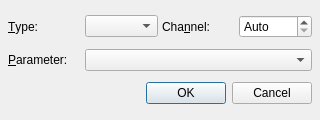
The window that src/synthv1widget_control.ui (rncbc/synthv1) describes before a commit, drawn with Qt 5.
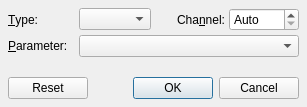
The same window after the commit. Icons and pictures are not drawn.

The edit to the form file:
```diff
--- a/src/synthv1widget_control.ui
+++ b/src/synthv1widget_control.ui
@@ -26,8 +26,8 @@
    <rect>
     <x>0</x>
     <y>0</y>
-    <width>320</width>
-    <height>120</height>
+    <width>307</width>
+    <height>107</height>
    </rect>
   </property>
   <property name="windowTitle">
@@ -60,6 +60,9 @@
      <property name="text">
       <string>Cha&amp;nnel:</string>
      </property>
+     <property name="alignment">
+      <set>Qt::AlignRight|Qt::AlignTrailing|Qt::AlignVCenter</set>
+     </property>
      <property name="buddy">
       <cstring>ControlChannelSpinBox</cstring>
      </property>
@@ -96,18 +99,37 @@
    </item>
    <item row="1" column="1" colspan="3">
     <widget class="QComboBox" name="ControlParamComboBox">
+     <property name="minimumSize">
+      <size>
+       <width>220</width>
+       <height>0</height>
+      </size>
+     </property>
      <property name="toolTip">
       <string>MIDI parameter</string>
      </property>
     </widget>
    </item>
    <item row="2" column="0" colspan="4">
+    <spacer>
+     <property name="orientation">
+      <enum>Qt::Vertical</enum>
+     </property>
+     <property name="sizeHint">
+      <size>
+       <width>20</width>
+       <height>8</height>
+      </size>
+     </property>
+    </spacer>
+   </item>
+   <item row="3" column="0" colspan="4">
     <widget class="QDialogButtonBox" name="DialogButtonBox">
      <property name="orientation">
       <enum>Qt::Horizontal</enum>
      </property>
      <property name="standardButtons">
-      <set>QDialogButtonBox::Cancel|QDialogButtonBox::Ok</set>
+      <set>QDialogButtonBox::Cancel|QDialogButtonBox::Ok|QDialogButtonBox::Reset</set>
      </property>
     </widget>
    </item>
```
